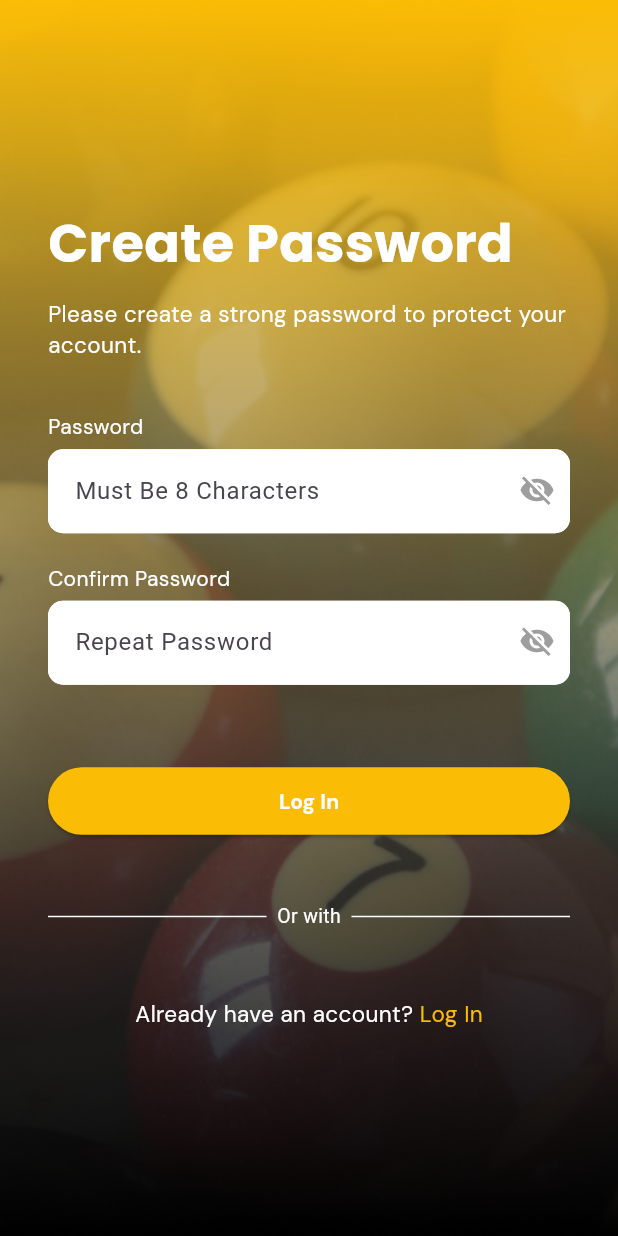
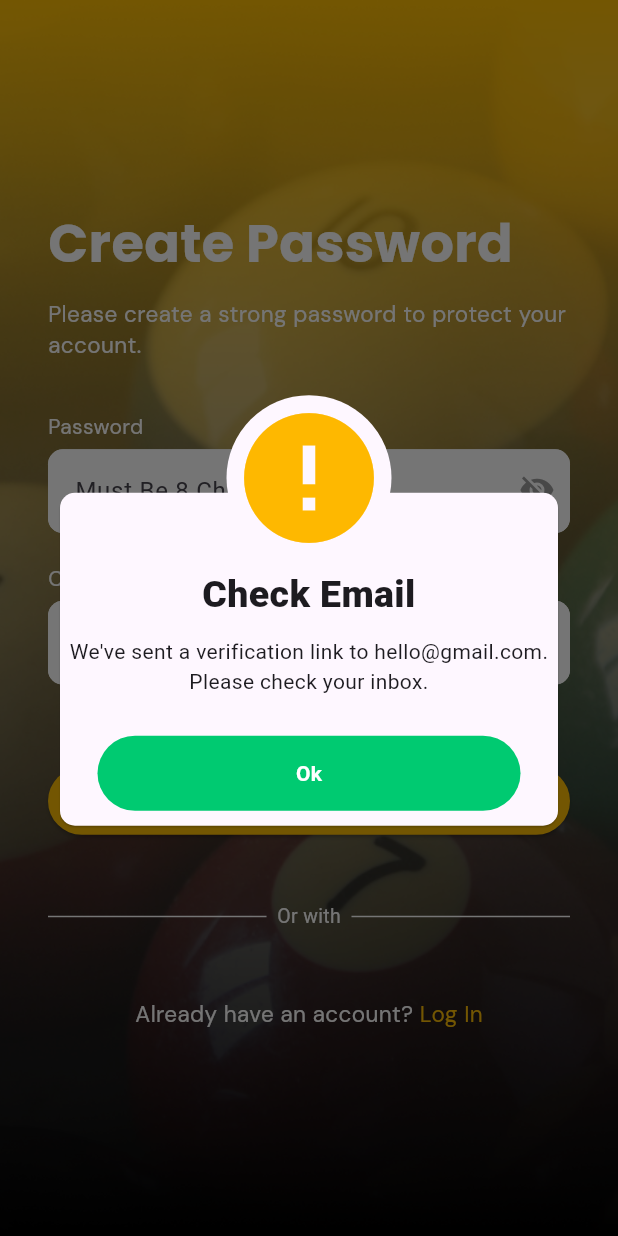
Before and after one commit to nabilahhp/CueBall-Mobile, a Flutter app: the CreatePass screen opened directly, after a tap on "Log In", on a phone screen of 412 x 824 dp. Run offline on Flutter 3.47's test engine with Material 3 defaults, Android fonts, the phone set to English and light mode, and no system bars; our stand-ins replace awesome_dialog, google_fonts.

Commit message:
UP POP UP

```diff
--- a/lib/pass.dart
+++ b/lib/pass.dart
@@ -2,6 +2,7 @@ import 'package:flutter/material.dart';
 import 'constans.dart';
 import 'package:mobile_bl/main.dart';
 import 'package:google_fonts/google_fonts.dart';
+import 'package:awesome_dialog/awesome_dialog.dart';
 import 'hidden_textfield.dart';
 
 class CreatePass extends StatelessWidget {
@@ -97,7 +98,27 @@ class CreatePass extends StatelessWidget {
                     // margin: EdgeInsets.symmetric(horizontal: 10),
                     height: 45,
                     child: ElevatedButton(
-                      onPressed: () {},
+                      onPressed: () {
+                        AwesomeDialog(
+                          context: context,
+                          dialogType: DialogType.warning,
+                          animType: AnimType.topSlide,
+                          showCloseIcon: true,
+                          title: "Check Email",
+                          titleTextStyle: TextStyle(
+                              fontWeight: FontWeight.w900, fontSize: 25),
+                          desc:
+                              "We've sent a verification link to hello@gmail.com. Please check your inbox.",
+                          // btnCancelOnPress: () {},
+                          btnOkOnPress: () {
+                            Navigator.push(
+                              context,
+                              MaterialPageRoute(
+                                  builder: (context) => LoginPage()),
+                            );
+                          },
+                        ).show();
+                      },
                       child: Text(
                         "Log In",
                         style: Interstyle.copyWith(fontWeight: FontWeight.bold),
```
Also changed, not shown: pubspec.yaml (+3 -4 lines), pubspec.lock, 5 other files.
